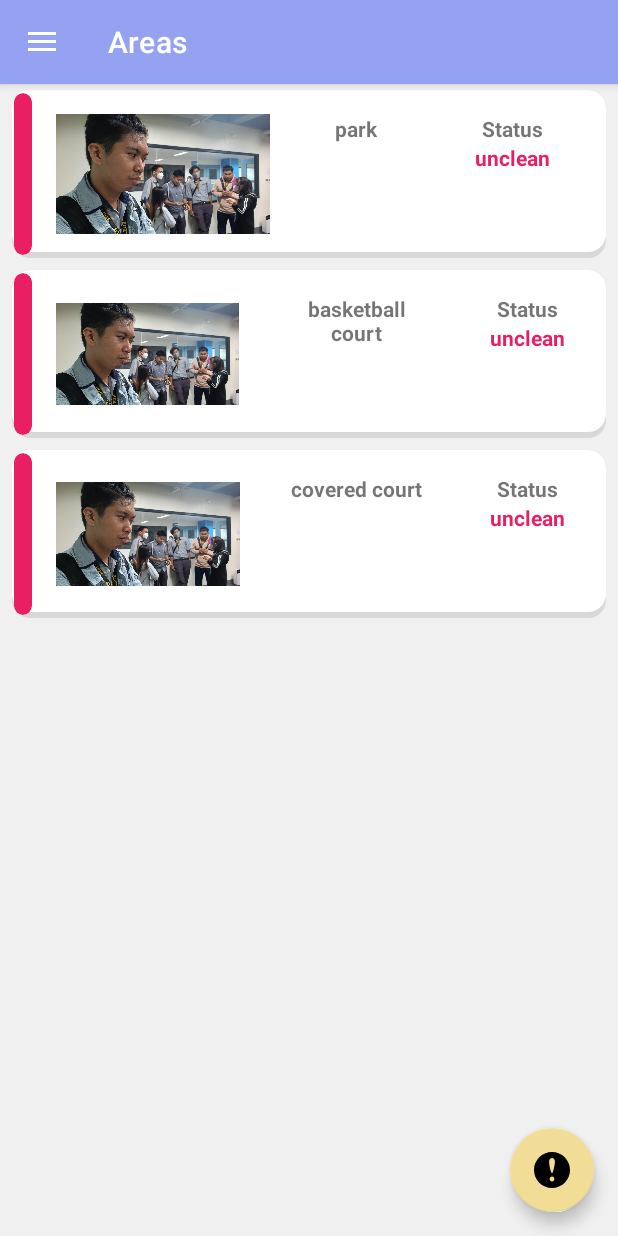
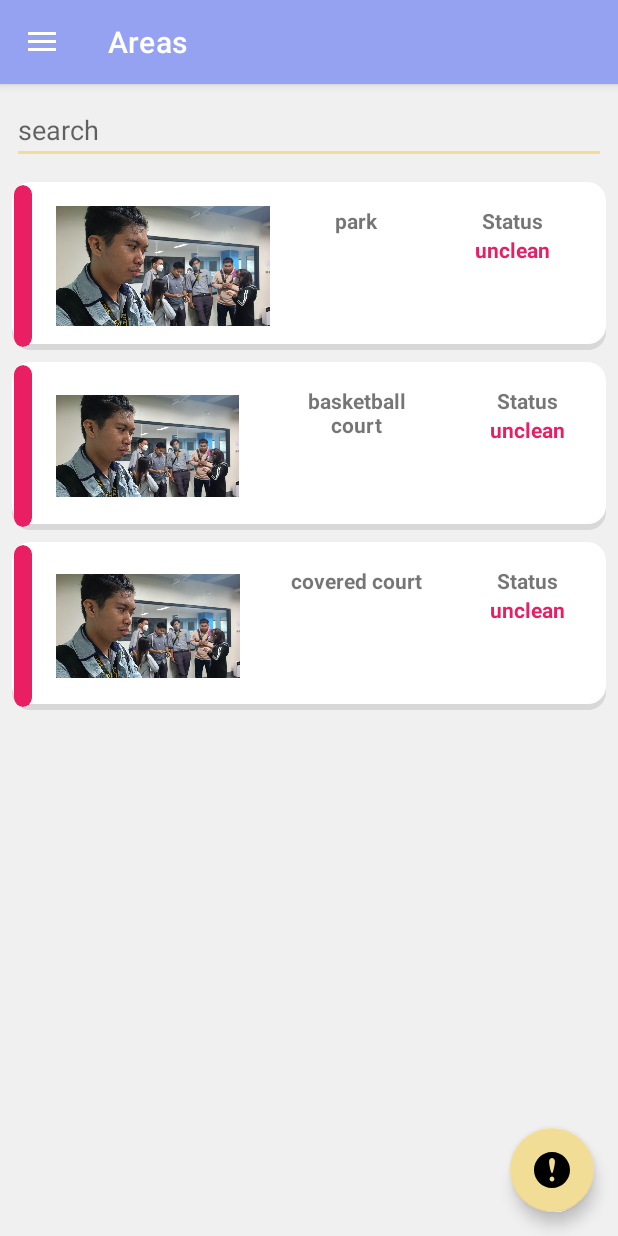
Before and after one commit to Grrom/barangay_cleaning, an Android app: the screen it shows after launch (MainActivity), in the side drawer, after a tap on "Areas", on a phone screen of 412 x 824 dp. Run offline under Robolectric (Android 15) with nearby library versions, the phone set to English and light mode, and no system bars; our stand-ins replace navigation-ui.

Commit message:
add search areas

```diff
--- a/app/src/main/java/com/example/barangay_cleaning/ui/areas/AreasFragment.java
+++ b/app/src/main/java/com/example/barangay_cleaning/ui/areas/AreasFragment.java
@@ -1,12 +1,15 @@
 package com.example.barangay_cleaning.ui.areas;
 
+import android.os.Build;
 import android.os.Bundle;
 import android.view.LayoutInflater;
 import android.view.View;
 import android.view.ViewGroup;
+import android.widget.EditText;
 import android.widget.TextView;
 
 import androidx.annotation.NonNull;
+import androidx.annotation.RequiresApi;
 import androidx.fragment.app.Fragment;
 import androidx.lifecycle.ViewModelProvider;
 import androidx.recyclerview.widget.LinearLayoutManager;
@@ -30,12 +33,15 @@ public class AreasFragment extends Fragment {
 
     ArrayList<Area> areas = new ArrayList<>();
 
+    @RequiresApi(api = Build.VERSION_CODES.N)
     public View onCreateView(@NonNull LayoutInflater inflater,
                              ViewGroup container, Bundle savedInstanceState) {
         binding = FragmentAreasBinding.inflate(inflater, container, false);
         View root = binding.getRoot();
 
         RecyclerView recyclerView = binding.areasRecyclerView;
+        EditText searchField = binding.searchArea;
+
         setupAreasModel();
 
         AreasAdapter adapter  = new AreasAdapter(getContext(), areas);
@@ -44,6 +50,23 @@ public class AreasFragment extends Fragment {
 
         AreasViewModel areasViewModel =
                 new ViewModelProvider(this).get(AreasViewModel.class);
+
+
+
+        searchField.setOnKeyListener((v, keyCode, event) -> {
+            if(event.getAction() == 1){
+                String input = ((EditText)v).getText().toString();
+
+                if((input.isEmpty())){
+                    areas.clear();
+                    setupAreasModel();
+                }else{
+                    areas.removeIf(s -> !s.getName().toLowerCase().contains((input.toLowerCase())));
+                }
+                adapter.notifyDataSetChanged();
+            }
+            return false;
+        });
 
         return root;
     }
--- a/app/src/main/res/layout/fragment_areas.xml
+++ b/app/src/main/res/layout/fragment_areas.xml
@@ -7,7 +7,16 @@
     android:layout_height="match_parent"
     android:layout_gravity="center"
     android:background="@color/bg_light"
+    android:orientation="vertical"
     tools:context=".ui.areas.AreasFragment">
+
+    <EditText
+        android:id="@+id/searchArea"
+        android:layout_margin="8dp"
+        android:layout_width="match_parent"
+        android:layout_height="wrap_content"
+        android:hint="search"
+        />
 
     <androidx.recyclerview.widget.RecyclerView
         android:id="@+id/areasRecyclerView"
```
